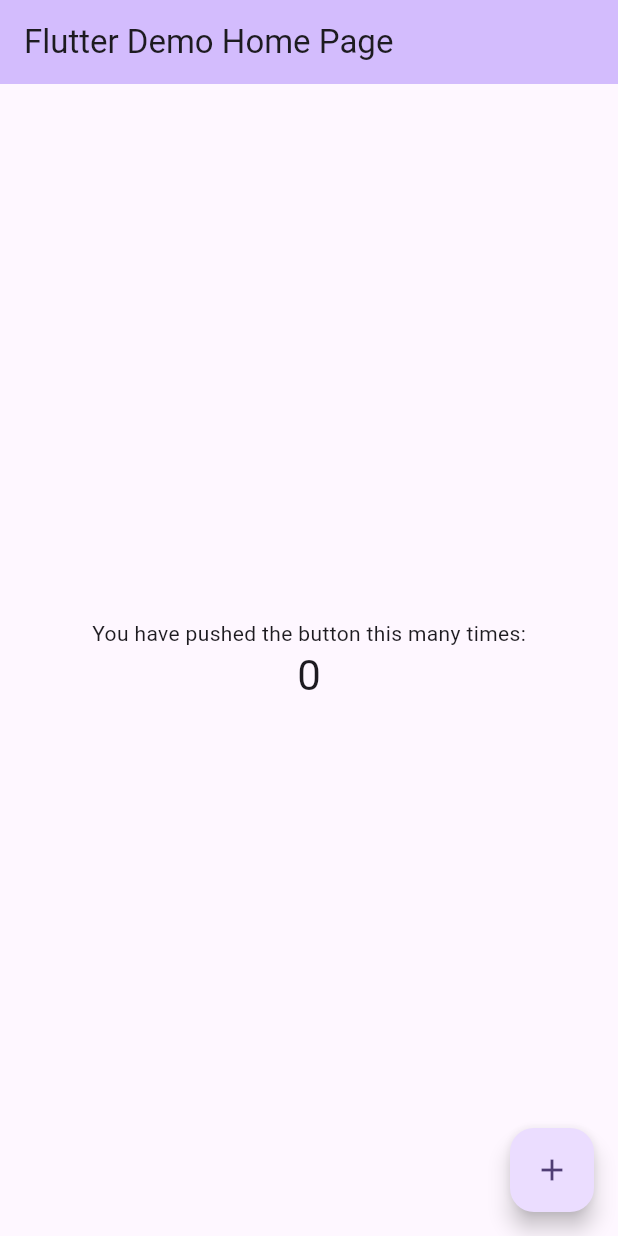
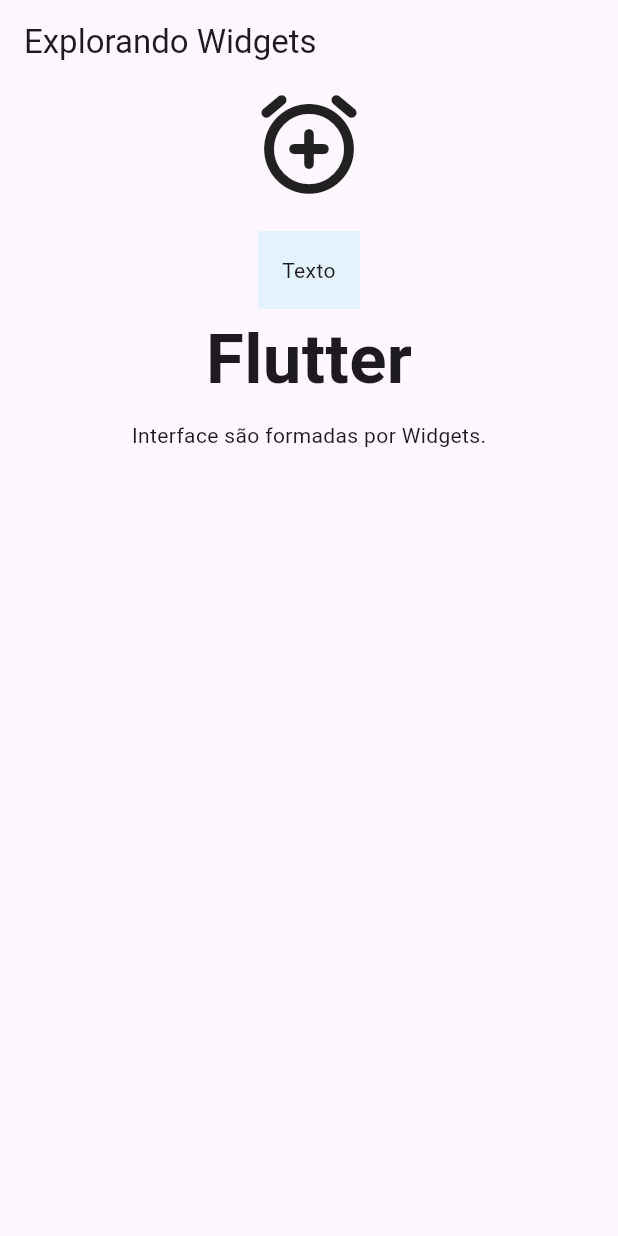
Before and after one commit to FelipeDrehmer/flutterProject, a Flutter app: the screen it shows after launch, on a phone screen of 412 x 824 dp. Run offline on Flutter 3.47's test engine with Material 3 defaults, Android fonts, the phone set to English and light mode, and no system bars.

Commit message:
feat: tirado comentários

```diff
--- a/flutter_project/lib/main.dart
+++ b/flutter_project/lib/main.dart
@@ -7,115 +7,51 @@ void main() {
 class MyApp extends StatelessWidget {
   const MyApp({super.key});
 
-  // This widget is the root of your application.
   @override
   Widget build(BuildContext context) {
-    return MaterialApp(
-      title: 'Flutter Demo',
-      theme: ThemeData(
-        // This is the theme of your application.
-        //
-        // TRY THIS: Try running your application with "flutter run". You'll see
-        // the application has a purple toolbar. Then, without quitting the app,
-        // try changing the seedColor in the colorScheme below to Colors.green
-        // and then invoke "hot reload" (save your changes or press the "hot
-        // reload" button in a Flutter-supported IDE, or press "r" if you used
-        // the command line to start the app).
-        //
-        // Notice that the counter didn't reset back to zero; the application
-        // state is not lost during the reload. To reset the state, use hot
-        // restart instead.
-        //
-        // This works for code too, not just values: Most code changes can be
-        // tested with just a hot reload.
-        colorScheme: .fromSeed(seedColor: Colors.deepPurple),
-      ),
-      home: const MyHomePage(title: 'Flutter Demo Home Page'),
+    return const MaterialApp(
+      debugShowCheckedModeBanner: false,
+      home: MinhaTela(),
     );
   }
 }
 
-class MyHomePage extends StatefulWidget {
-  const MyHomePage({super.key, required this.title});
-
-  // This widget is the home page of your application. It is stateful, meaning
-  // that it has a State object (defined below) that contains fields that affect
-  // how it looks.
-
-  // This class is the configuration for the state. It holds the values (in this
-  // case the title) provided by the parent (in this case the App widget) and
-  // used by the build method of the State. Fields in a Widget subclass are
-  // always marked "final".
-
-  final String title;
+class MinhaTela extends StatefulWidget {
+  const MinhaTela({super.key});
 
   @override
-  State<MyHomePage> createState() => _MyHomePageState();
+  State<MinhaTela> createState() => _MinhaTelaState();
 }
 
-class _MyHomePageState extends State<MyHomePage> {
-  int _counter = 0;
-
-  void _incrementCounter() {
-    setState(() {
-      // This call to setState tells the Flutter framework that something has
-      // changed in this State, which causes it to rerun the build method below
-      // so that the display can reflect the updated values. If we changed
-      // _counter without calling setState(), then the build method would not be
-      // called again, and so nothing would appear to happen.
-      _counter++;
-    });
-  }
+class _MinhaTelaState extends State<MinhaTela> {
+  int contador = 0;
 
   @override
   Widget build(BuildContext context) {
-    // This method is rerun every time setState is called, for instance as done
-    // by the _incrementCounter method above.
-    //
-    // The Flutter framework has been optimized to make rerunning build methods
-    // fast, so that you can just rebuild anything that needs updating rather
-    // than having to individually change instances of widgets.
     return Scaffold(
-      appBar: AppBar(
-        // TRY THIS: Try changing the color here to a specific color (to
-        // Colors.amber, perhaps?) and trigger a hot reload to see the AppBar
-        // change color while the other colors stay the same.
-        backgroundColor: Theme.of(context).colorScheme.inversePrimary,
-        // Here we take the value from the MyHomePage object that was created by
-        // the App.build method, and use it to set our appbar title.
-        title: Text(widget.title),
-      ),
+      appBar: AppBar(title: const Text('Explorando Widgets')),
       body: Center(
-        // Center is a layout widget. It takes a single child and positions it
-        // in the middle of the parent.
         child: Column(
-          // Column is also a layout widget. It takes a list of children and
-          // arranges them vertically. By default, it sizes itself to fit its
-          // children horizontally, and tries to be as tall as its parent.
-          //
-          // Column has various properties to control how it sizes itself and
-          // how it positions its children. Here we use mainAxisAlignment to
-          // center the children vertically; the main axis here is the vertical
-          // axis because Columns are vertical (the cross axis would be
-          // horizontal).
-          //
-          // TRY THIS: Invoke "debug painting" (choose the "Toggle Debug Paint"
-          // action in the IDE, or press "p" in the console), to see the
-          // wireframe for each widget.
-          mainAxisAlignment: .center,
+          mainAxisAlignment: MainAxisAlignment.start,
           children: [
-            const Text('You have pushed the button this many times:'),
+            Icon(Icons.add_alarm_rounded, size: 80),
+            SizedBox(height: 18),
+
+            Container(
+              padding: const EdgeInsets.all(16),
+              margin: const EdgeInsets.symmetric(horizontal: 24),
+              color: Colors.blue.shade50,
+              child: const Text('Texto', textAlign: TextAlign.center),
+            ),
+
             Text(
-              '$_counter',
-              style: Theme.of(context).textTheme.headlineMedium,
+              'Flutter',
+              style: TextStyle(fontSize: 46, fontWeight: FontWeight.bold),
             ),
+            SizedBox(height: 8),
+            Text('Interface são formadas por Widgets.'),
           ],
         ),
-      ),
-      floatingActionButton: FloatingActionButton(
-        onPressed: _incrementCounter,
-        tooltip: 'Increment',
-        child: const Icon(Icons.add),
       ),
     );
   }
```
